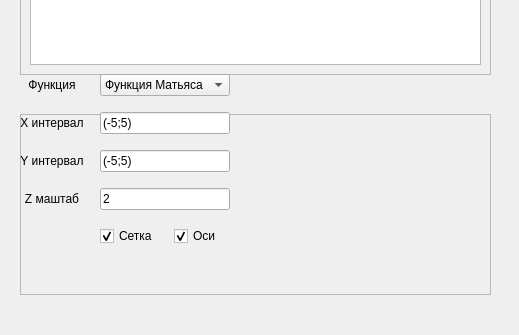
This is ui/app.ui in programat/MethodsSearchOptimization as Qt 5 draws it before an edit; both pictures show x 0 to 519 and y 546 to 881 of the 1268 by 881 pixel window. The edited form follows.
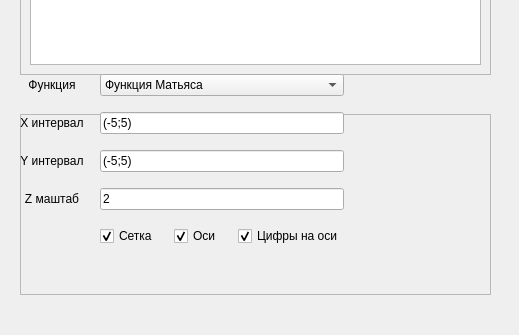
This is the edited form.

The edit to the form file:
```diff
--- a/ui/app.ui
+++ b/ui/app.ui
@@ -333,6 +333,16 @@
          </property>
         </widget>
        </item>
+       <item>
+        <widget class="QCheckBox" name="ticklabels">
+         <property name="text">
+          <string>Цифры на оси</string>
+         </property>
+         <property name="checked">
+          <bool>true</bool>
+         </property>
+        </widget>
+       </item>
       </layout>
      </item>
      <item row="0" column="0">
```
Left out of the diff: 2 changed lines with no effect on the pictures.
